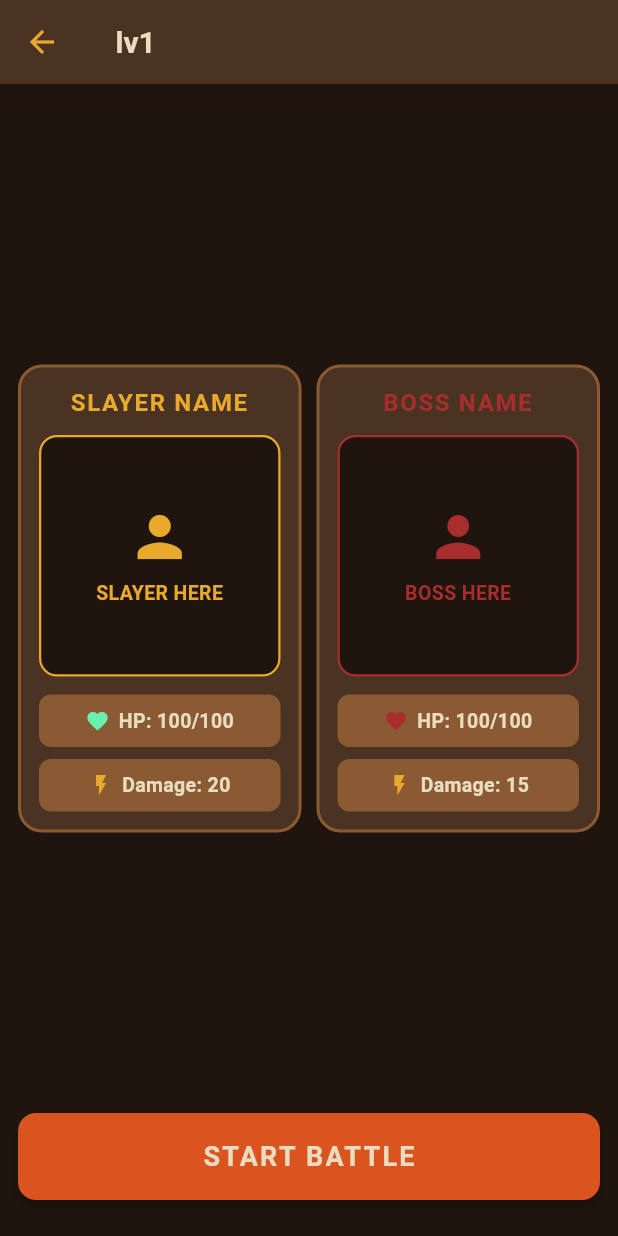
After one commit to m1k3br4n6/fitness_slayer_app_s6, a Flutter app: the BossBattleScreen screen opened directly, on a phone screen of 412 x 824 dp. The commit adds this screen. Run offline on Flutter 3.47's test engine with Material 3 defaults, Android fonts, the phone set to English and light mode, and no system bars; our stand-ins replace circular_countdown_timer, cloud_firestore, firebase_auth, firebase_core, flutter_local_notifications, flutter_spinkit and 1 more; missing offline and left inert: muscle_mapper; accounts and stored records are empty.

Commit message:
Added the page for boss battle with template for spirite locations

```diff
--- /dev/null
+++ b/lib/screens/game-features/boss_battle.dart
@@ -0,0 +1,338 @@
+import 'package:flutter/material.dart';
+import 'package:fitness_slayer_01/theme/app_colors.dart';
+import 'package:fitness_slayer_01/widgets/app_bar.dart';
+
+class BossBattleScreen extends StatefulWidget {
+  const BossBattleScreen({super.key});
+
+  @override
+  State<BossBattleScreen> createState() => _BossBattleScreenState();
+}
+
+class _BossBattleScreenState extends State<BossBattleScreen> {
+  // temp stats
+  int slayerHp = 100;
+  int slayerMaxHp = 100;
+  int slayerDamage = 20;
+
+  int bossHp = 100;
+  int bossMaxHp = 100;
+  int bossDamage = 15;
+
+  void _startBattle() {
+    ScaffoldMessenger.of(context).showSnackBar(
+      SnackBar(
+        backgroundColor: AppColors.hearthPanel,
+        behavior: SnackBarBehavior.floating,
+        shape: RoundedRectangleBorder(
+          borderRadius: BorderRadius.circular(10),
+          side: const BorderSide(color: AppColors.gemGold, width: 1.5),
+        ),
+        content: const Row(
+          children: [
+            SizedBox(width: 12),
+            Expanded(
+              child: Text(
+                'Battle Started!',
+                style: TextStyle(
+                  color: AppColors.parchmentWhite,
+                  fontSize: 15,
+                  fontWeight: FontWeight.bold,
+                ),
+              ),
+            ),
+          ],
+        ),
+      ),
+    );
+  }
+
+  @override
+  Widget build(BuildContext context) {
+    return Scaffold(
+      appBar: const MyAppBar(),
+      backgroundColor: AppColors.slateBackdrop,
+      body: SafeArea(
+        child: Padding(
+          padding: const EdgeInsets.symmetric(horizontal: 12.0, vertical: 16.0),
+          child: Column(
+            children: [
+              Expanded(
+                child: Center(
+                  child: SingleChildScrollView(
+                    child: Row(
+                      crossAxisAlignment: CrossAxisAlignment.center,
+                      children: [
+                        //SLAYER
+                        Expanded(
+                          child: Container(
+                            padding: const EdgeInsets.all(12.0),
+                            decoration: BoxDecoration(
+                              color: AppColors.hearthPanel,
+                              borderRadius: BorderRadius.circular(16),
+                              border: Border.all(color: AppColors.woodFrame, width: 2),
+                            ),
+                            child: Column(
+                              mainAxisSize: MainAxisSize.min,
+                              children: [
+                                const Text(
+                                  //TODO Import actual name
+                                  'SLAYER NAME',
+                                  textAlign: TextAlign.center,
+                                  style: TextStyle(
+                                    color: AppColors.gemGold,
+                                    fontSize: 16,
+                                    fontWeight: FontWeight.bold,
+                                    letterSpacing: 1.1,
+                                  ),
+                                ),
+                                const SizedBox(height: 10),
+
+                                // SLAYER SPRITE
+                                AspectRatio(
+                                  aspectRatio: 1.0,
+                                  child: Container(
+                                    alignment: Alignment.center,
+                                    decoration: BoxDecoration(
+                                      color: AppColors.slateBackdrop,
+                                      borderRadius: BorderRadius.circular(12),
+                                      border: Border.all(color: AppColors.gemGold, width: 1.5),
+                                    ),
+                                    child: const Column(
+                                      mainAxisAlignment: MainAxisAlignment.center,
+                                      children: [
+                                        Icon(Icons.person, color: AppColors.gemGold, size: 44),
+                                        SizedBox(height: 6),
+                                        Text(
+                                          //TODO IMPORT SLAYER SPRITE
+                                          'SLAYER HERE',
+                                          textAlign: TextAlign.center,
+                                          style: TextStyle(
+                                            color: AppColors.gemGold,
+                                            fontSize: 13,
+                                            fontWeight: FontWeight.bold,
+                                          ),
+                                        ),
+                                      ],
+                                    ),
+                                  ),
+                                ),
+                                const SizedBox(height: 12),
+
+                                // Slayer HP Label
+                                Container(
+                                  width: double.infinity,
+                                  padding: const EdgeInsets.symmetric(vertical: 8, horizontal: 8),
+                                  decoration: BoxDecoration(
+                                    color: AppColors.woodFrame,
+                                    borderRadius: BorderRadius.circular(8),
+                                  ),
+                                  child: Row(
+                                    mainAxisAlignment: MainAxisAlignment.center,
+                                    children: [
+                                      const Icon(Icons.favorite, color: Colors.greenAccent, size: 16),
+                                      const SizedBox(width: 6),
+                                      Flexible(
+                                        child: Text(
+                                          'HP: $slayerHp/$slayerMaxHp',
+                                          style: const TextStyle(
+                                            color: AppColors.parchmentWhite,
+                                            fontWeight: FontWeight.bold,
+                                            fontSize: 13,
+                                          ),
+                                        ),
+                                      ),
+                                    ],
+                                  ),
+                                ),
+                                const SizedBox(height: 8),
+
+                                // Slayer Damage Label
+                                Container(
+                                  width: double.infinity,
+                                  padding: const EdgeInsets.symmetric(vertical: 8, horizontal: 8),
+                                  decoration: BoxDecoration(
+                                    color: AppColors.woodFrame,
+                                    borderRadius: BorderRadius.circular(8),
+                                  ),
+                                  child: Row(
+                                    mainAxisAlignment: MainAxisAlignment.center,
+                                    children: [
+                                      const Icon(Icons.flash_on, color: AppColors.gemGold, size: 16),
+                                      const SizedBox(width: 6),
+                                      Flexible(
+                                        child: Text(
+                                          'Damage: $slayerDamage',
+                                          style: const TextStyle(
+                                            color: AppColors.parchmentWhite,
+                                            fontWeight: FontWeight.bold,
+                                            fontSize: 13,
+                                          ),
+                                        ),
+                                      ),
+                                    ],
+                                  ),
+                                ),
+                              ],
+                            ),
+                          ),
+                        ),
+
+                        const SizedBox(width: 10),
+
+                        // BOSS TEMPLATE
+                        Expanded(
+                          child: Container(
+                            padding: const EdgeInsets.all(12.0),
+                            decoration: BoxDecoration(
+                              color: AppColors.hearthPanel,
+                              borderRadius: BorderRadius.circular(16),
+                              border: Border.all(color: AppColors.woodFrame, width: 2),
+                            ),
+                            child: Column(
+                              mainAxisSize: MainAxisSize.min,
+                              children: [
+                                // Boss Name Header
+                                const Text(
+                                  //TODO BOSS NAME IMPORT
+                                  'BOSS NAME',
+                                  textAlign: TextAlign.center,
+                                  style: TextStyle(
+                                    color: AppColors.crimsonRed,
+                                    fontSize: 16,
+                                    fontWeight: FontWeight.bold,
+                                    letterSpacing: 1.1,
+                                  ),
+                                ),
+                                const SizedBox(height: 10),
+
+                                // BOSS SPRITE
+                                AspectRatio(
+                                  aspectRatio: 1.0,
+                                  child: Container(
+                                    alignment: Alignment.center,
+                                    decoration: BoxDecoration(
+                                      color: AppColors.slateBackdrop,
+                                      borderRadius: BorderRadius.circular(12),
+                                      border: Border.all(color: AppColors.crimsonRed, width: 1.5),
+                                    ),
+                                    child: const Column(
+                                      mainAxisAlignment: MainAxisAlignment.center,
+                                      children: [
+                                        Icon(Icons.person, color: AppColors.crimsonRed, size: 44),
+                                        SizedBox(height: 6),
+                                        Text(
+                                          'BOSS HERE',
+                                          textAlign: TextAlign.center,
+                                          style: TextStyle(
+                                            color: AppColors.crimsonRed,
+                                            fontSize: 13,
+                                            fontWeight: FontWeight.bold,
+                                          ),
+                                        ),
+                                      ],
+                                    ),
+                                  ),
+                                ),
+                                const SizedBox(height: 12),
+
+                                // Boss HP Label
+                                Container(
+                                  width: double.infinity,
+                                  padding: const EdgeInsets.symmetric(vertical: 8, horizontal: 8),
+                                  decoration: BoxDecoration(
+                                    color: AppColors.woodFrame,
+                                    borderRadius: BorderRadius.circular(8),
+                                  ),
+                                  child: Row(
+                                    mainAxisAlignment: MainAxisAlignment.center,
+                                    children: [
+                                      const Icon(Icons.favorite, color: AppColors.crimsonRed, size: 16),
+                                      const SizedBox(width: 6),
+                                      Flexible(
+                                        child: Text(
+                                          'HP: $bossHp/$bossMaxHp',
+                                          style: const TextStyle(
+                                            color: AppColors.parchmentWhite,
+                                            fontWeight: FontWeight.bold,
+                                            fontSize: 13,
+                                          ),
+                                        ),
+                                      ),
+                                    ],
+                                  ),
+                                ),
+                                const SizedBox(height: 8),
+
+                                // Boss Damage Label
+                                Container(
+                                  width: double.infinity,
+                                  padding: const EdgeInsets.symmetric(vertical: 8, horizontal: 8),
+                                  decoration: BoxDecoration(
+                                    color: AppColors.woodFrame,
+                                    borderRadius: BorderRadius.circular(8),
+                                  ),
+                                  child: Row(
+                                    mainAxisAlignment: MainAxisAlignment.center,
+                                    children: [
+                                      const Icon(Icons.flash_on, color: AppColors.gemGold, size: 16),
+                                      const SizedBox(width: 6),
+                                      Flexible(
+                                        child: Text(
+                                          'Damage: $bossDamage',
+                                          style: const TextStyle(
+                                            color: AppColors.parchmentWhite,
+                                            fontWeight: FontWeight.bold,
+                                            fontSize: 13,
+                                          ),
+                                        ),
+                                      ),
+                                    ],
+                                  ),
+                                ),
+                              ],
+                            ),
+                          ),
+                        ),
+                      ],
+                    ),
+                  ),
+                ),
+              ),
+
+              const SizedBox(height: 16),
+
+              //START BUTTON
+              SizedBox(
+                width: double.infinity,
+                child: ElevatedButton.icon(
+                  style: ElevatedButton.styleFrom(
+                    backgroundColor: AppColors.flameOrange,
+                    foregroundColor: AppColors.parchmentWhite,
+                    padding: const EdgeInsets.symmetric(vertical: 16),
+                    shape: RoundedRectangleBorder(
+                      borderRadius: BorderRadius.circular(12),
+                    ),
+                    elevation: 3,
+                  ),
+                  label: const Text(
+                    //TODO HERE WE KICK OF THE SCRIPT FOR THE FIGHT
+                    'START BATTLE',
+                    style: TextStyle(
+                      fontSize: 18,
+                      fontWeight: FontWeight.bold,
+                      letterSpacing: 1.5,
+                      color: AppColors.parchmentWhite,
+                    ),
+                  ),
+                  onPressed: _startBattle,
+                ),
+              ),
+              const SizedBox(height: 8),
+            ],
+          ),
+        ),
+      ),
+    );
+  }
+}
--- a/lib/screens/home.dart
+++ b/lib/screens/home.dart
@@ -17,6 +17,7 @@ import 'package:fitness_slayer_01/screens/game-features/shop.dart';
 import 'package:fitness_slayer_01/services/auth.dart';
 import 'package:fitness_slayer_01/widgets/app_bar.dart';
 import 'package:fitness_slayer_01/theme/app_colors.dart';
+import 'package:fitness_slayer_01/screens/game-features/boss_battle.dart';
 
 class Home extends StatefulWidget {
   const Home({super.key});
@@ -257,6 +258,28 @@ class _HomeState extends State<Home> {
                       // Empty spacer area for future campfire scenes, assets, GIFs, videos, or widgets
                       const Spacer(),
 
+                      const SizedBox(height: 12),
+
+                      // Boss battle button for Temp testing
+                      ElevatedButton(
+                        style: ElevatedButton.styleFrom(
+                          backgroundColor: AppColors.flameOrange,
+                          foregroundColor: AppColors.parchmentWhite,
+                          padding: const EdgeInsets.symmetric(horizontal: 28, vertical: 14),
+                          shape: RoundedRectangleBorder(
+                            borderRadius: BorderRadius.circular(10),
+                          ),
+                        ),
+                        onPressed: () {
+                          Navigator.push(
+                            context,
+                            MaterialPageRoute(builder: (context) => const BossBattleScreen()),
+                          );
+                        },
+                        child: Text('Boss battle', style: TextStyle(color: AppColors.parchmentWhite, fontSize: 16)),
+                      ),
+                      const SizedBox(height: 12),
+
                       //daily challenge side quest button anchored at the bottom
                       ElevatedButton(
                         style: ElevatedButton.styleFrom(
```
